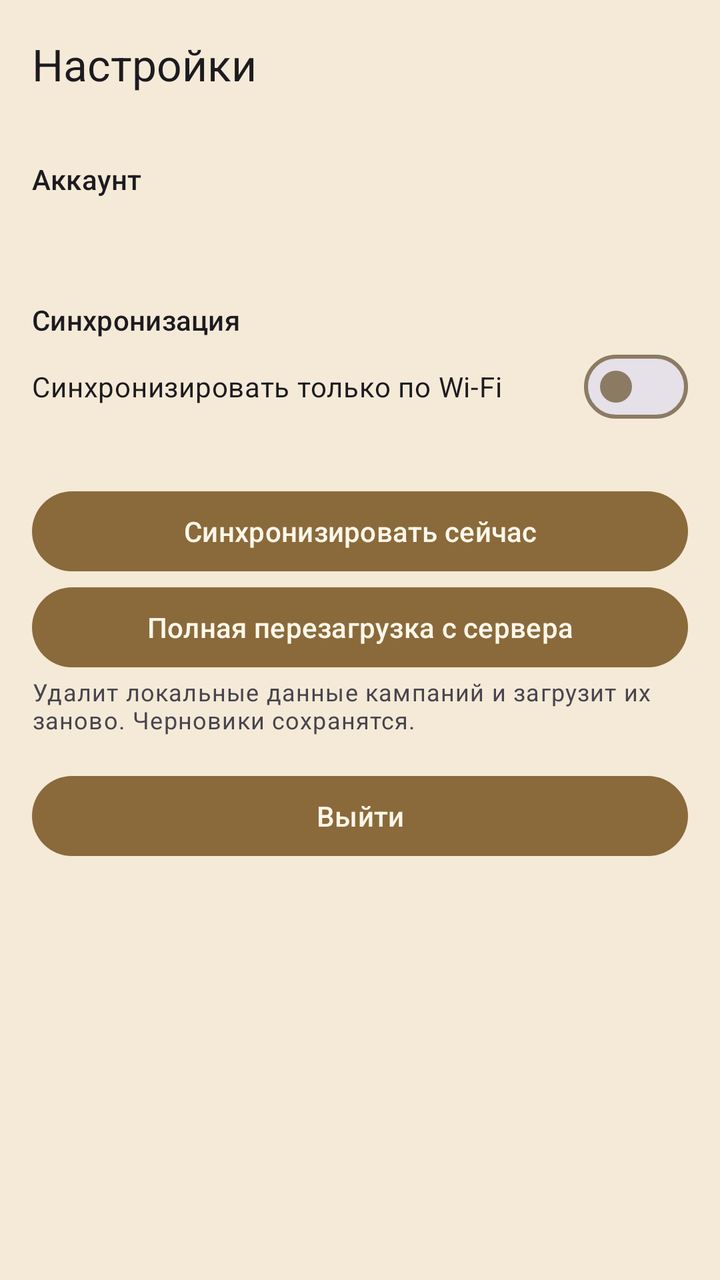
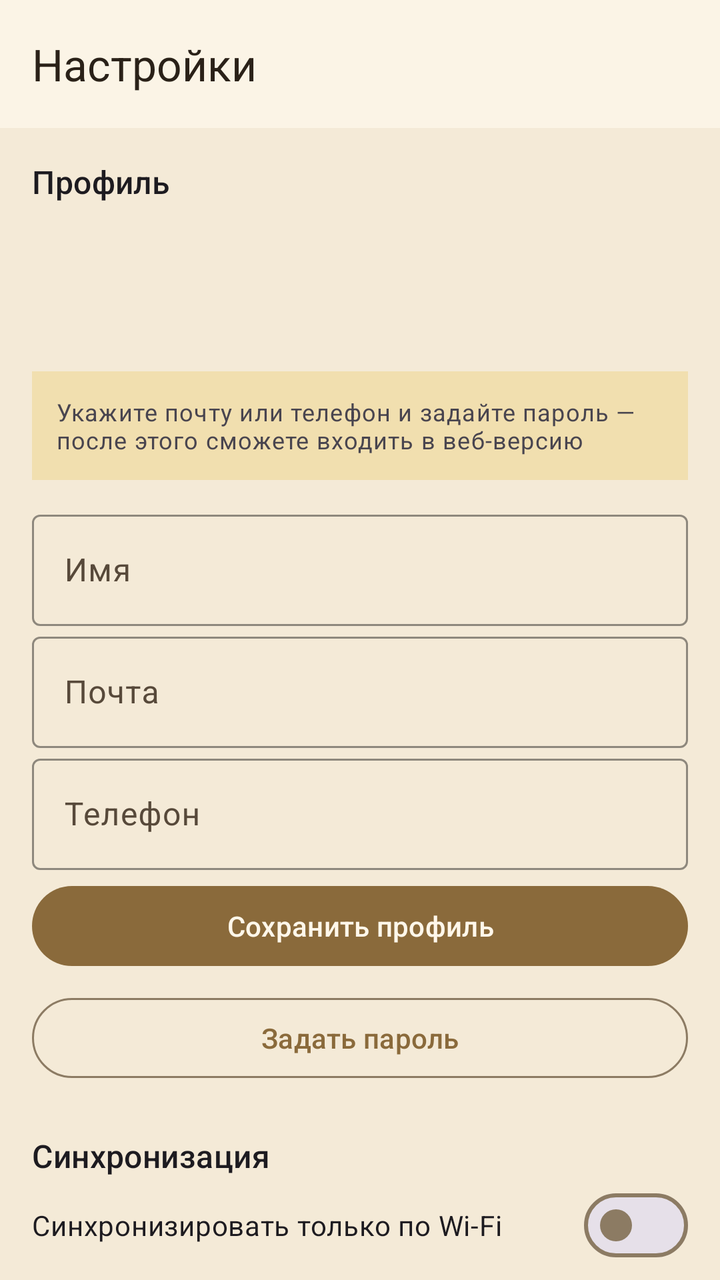

The first picture is an Android layout as it rendered before a commit; the second is the same layout after the commit. The layout source and the unified diff follow.
<!-- AndroidManifest.xml: application theme Theme.DnDMemory -->
<!-- res/layout/activity_settings.xml -->
<?xml version="1.0" encoding="utf-8"?>
<LinearLayout xmlns:android="http://schemas.android.com/apk/res/android"
    xmlns:app="http://schemas.android.com/apk/res-auto"
    android:layout_width="match_parent"
    android:layout_height="match_parent"
    android:orientation="vertical">

    <com.google.android.material.appbar.MaterialToolbar
        android:id="@+id/settings_toolbar"
        android:layout_width="match_parent"
        android:layout_height="?attr/actionBarSize"
        app:title="@string/settings_title" />

    <androidx.core.widget.NestedScrollView
        android:layout_width="match_parent"
        android:layout_height="0dp"
        android:layout_weight="1">

        <LinearLayout
            android:layout_width="match_parent"
            android:layout_height="wrap_content"
            android:orientation="vertical"
            android:padding="16dp">

            <TextView
                android:layout_width="match_parent"
                android:layout_height="wrap_content"
                android:text="@string/settings_account_section"
                android:textAppearance="?attr/textAppearanceTitleSmall" />

            <TextView
                android:id="@+id/settings_user"
                android:layout_width="match_parent"
                android:layout_height="wrap_content"
                android:textAppearance="?attr/textAppearanceBodyMedium" />

            <TextView
                android:id="@+id/settings_server"
                android:layout_width="match_parent"
                android:layout_height="wrap_content"
                android:textAppearance="?attr/textAppearanceBodySmall" />

            <TextView
                android:layout_width="match_parent"
                android:layout_height="wrap_content"
                android:layout_marginTop="16dp"
                android:text="@string/settings_sync_section"
                android:textAppearance="?attr/textAppearanceTitleSmall" />

            <com.google.android.material.materialswitch.MaterialSwitch
                android:id="@+id/settings_wifi_only"
                android:layout_width="match_parent"
                android:layout_height="wrap_content"
                android:text="@string/settings_wifi_only" />

            <TextView
                android:id="@+id/settings_last_sync"
                android:layout_width="match_parent"
                android:layout_height="wrap_content"
                android:textAppearance="?attr/textAppearanceBodySmall" />

            <com.google.android.material.button.MaterialButton
                android:id="@+id/settings_sync_now"
                android:layout_width="match_parent"
                android:layout_height="wrap_content"
                android:layout_marginTop="8dp"
                android:text="@string/settings_sync_now" />

            <com.google.android.material.button.MaterialButton
                android:id="@+id/settings_full_resync"
                android:layout_width="match_parent"
                android:layout_height="wrap_content"
                android:text="@string/settings_full_resync" />

            <TextView
                android:layout_width="match_parent"
                android:layout_height="wrap_content"
                android:text="@string/settings_full_resync_hint"
                android:textAppearance="?attr/textAppearanceBodySmall" />

            <com.google.android.material.button.MaterialButton
                android:id="@+id/settings_logout"
                android:layout_width="match_parent"
                android:layout_height="wrap_content"
                android:layout_marginTop="16dp"
                android:text="@string/action_logout" />

            <TextView
                android:id="@+id/settings_about"
                android:layout_width="match_parent"
                android:layout_height="wrap_content"
                android:layout_marginTop="16dp"
                android:textAppearance="?attr/textAppearanceBodySmall" />

            <ProgressBar
                android:id="@+id/settings_progress"
                android:layout_width="wrap_content"
                android:layout_height="wrap_content"
                android:layout_gravity="center_horizontal"
                android:visibility="gone" />
        </LinearLayout>
    </androidx.core.widget.NestedScrollView>
</LinearLayout>
<!-- resources referenced by this layout -->
<resources>
  <string name="action_logout">Выйти</string>
  <string name="settings_account_section">Аккаунт</string>
  <string name="settings_full_resync">Полная перезагрузка с сервера</string>
  <string name="settings_full_resync_hint">Удалит локальные данные кампаний и загрузит их заново. Черновики сохранятся.</string>
  <string name="settings_sync_now">Синхронизировать сейчас</string>
  <string name="settings_sync_section">Синхронизация</string>
  <string name="settings_title">Настройки</string>
  <string name="settings_wifi_only">Синхронизировать только по Wi-Fi</string>
  <style name="Theme.DnDMemory" parent="Theme.Material3.DayNight.NoActionBar">
          <item name="colorPrimary">@color/colorPrimary</item>
          <item name="colorPrimaryDark">@color/colorPrimaryDark</item>
          <item name="colorOnPrimary">@color/colorOnPrimary</item>
          <item name="colorPrimaryContainer">@color/colorPrimaryContainer</item>
          <item name="colorOnPrimaryContainer">@color/colorOnPrimaryContainer</item>
          <item name="colorSecondary">@color/colorSecondary</item>
          <item name="colorOnSecondary">@color/colorOnSecondary</item>
          <item name="colorSurface">@color/colorSurface</item>
          <item name="colorOnSurface">@color/colorOnSurface</item>
          <item name="colorSurfaceVariant">@color/colorSurfaceVariant</item>
          <item name="colorOnSurfaceVariant">@color/colorOnSurfaceVariant</item>
          <item name="android:colorBackground">@color/colorBackground</item>
          <item name="colorOnBackground">@color/colorOnBackground</item>
          <item name="colorError">@color/colorError</item>
          <item name="colorOnError">@color/colorOnError</item>
          <item name="colorOutline">@color/colorOutline</item>
          <item name="android:statusBarColor">@color/colorPrimaryDark</item>
          <item name="android:navigationBarColor">@color/colorBackground</item>
          <item name="android:windowBackground">@color/colorBackground</item>
      </style>
  <color name="colorPrimary">#8A6A3B</color>
  <color name="colorPrimaryDark">#5E4525</color>
  <color name="colorOnPrimary">#FFF7EA</color>
  <color name="colorPrimaryContainer">#EBDCC2</color>
  <color name="colorOnPrimaryContainer">#3A2A14</color>
  <color name="colorSecondary">#B98B2E</color>
  <color name="colorOnSecondary">#FFF8EA</color>
  <color name="colorSurface">#FBF4E6</color>
  <color name="colorOnSurface">#2A2118</color>
  <color name="colorSurfaceVariant">#EEE0C6</color>
  <color name="colorOnSurfaceVariant">#57493A</color>
  <color name="colorBackground">#F4EAD7</color>
  <color name="colorOnBackground">#2A2118</color>
  <color name="colorError">#A3231C</color>
  <color name="colorOnError">#FFFFFF</color>
  <color name="colorOutline">#8C7B63</color>
</resources>

<!-- the commit's change to res/layout/activity_settings.xml (unified diff, before → after) -->
@@ -7,6 +7,7 @@
 
     <com.google.android.material.appbar.MaterialToolbar
         android:id="@+id/settings_toolbar"
+        style="@style/Widget.DnDMemory.Toolbar"
         android:layout_width="match_parent"
         android:layout_height="?attr/actionBarSize"
         app:title="@string/settings_title" />
@@ -22,30 +23,117 @@
             android:orientation="vertical"
             android:padding="16dp">
 
-            <TextView
-                android:layout_width="match_parent"
-                android:layout_height="wrap_content"
-                android:text="@string/settings_account_section"
-                android:textAppearance="?attr/textAppearanceTitleSmall" />
+            
+            <TextView
+                android:layout_width="match_parent"
+                android:layout_height="wrap_content"
+                android:text="@string/settings_profile_section"
+                android:textAppearance="?attr/textAppearanceTitleMedium" />
 
             <TextView
                 android:id="@+id/settings_user"
                 android:layout_width="match_parent"
                 android:layout_height="wrap_content"
+                android:layout_marginTop="4dp"
                 android:textAppearance="?attr/textAppearanceBodyMedium" />
 
             <TextView
-                android:id="@+id/settings_server"
-                android:layout_width="match_parent"
-                android:layout_height="wrap_content"
+                android:id="@+id/settings_phone"
+                android:layout_width="match_parent"
+                android:layout_height="wrap_content"
+                android:textAppearance="?attr/textAppearanceBodySmall"
+                android:textColor="@color/text_muted" />
+
+            <TextView
+                android:id="@+id/settings_email"
+                android:layout_width="match_parent"
+                android:layout_height="wrap_content"
+                android:textAppearance="?attr/textAppearanceBodySmall"
+                android:textColor="@color/text_muted" />
+
+            <TextView
+                android:id="@+id/settings_password_status"
+                android:layout_width="match_parent"
+                android:layout_height="wrap_content"
+                android:layout_marginTop="4dp"
+                android:textAppearance="?attr/textAppearanceBodySmall"
+                android:textColor="?attr/colorPrimary" />
+
+            <TextView
+                android:id="@+id/settings_password_hint"
+                android:layout_width="match_parent"
+                android:layout_height="wrap_content"
+                android:layout_marginTop="8dp"
+                android:background="@color/panel_attention"
+                android:padding="12dp"
+                android:text="@string/settings_password_hint"
                 android:textAppearance="?attr/textAppearanceBodySmall" />
 
-            <TextView
-                android:layout_width="match_parent"
-                android:layout_height="wrap_content"
-                android:layout_marginTop="16dp"
+            <com.google.android.material.textfield.TextInputLayout
+                style="@style/Widget.DnDMemory.Filter"
+                android:layout_width="match_parent"
+                android:layout_height="wrap_content"
+                android:layout_marginTop="12dp"
+                android:hint="@string/settings_profile_name">
+
+                <com.google.android.material.textfield.TextInputEditText
+                    android:id="@+id/settings_name_input"
+                    android:layout_width="match_parent"
+                    android:layout_height="wrap_content"
+                    android:inputType="textPersonName"
+                    android:maxLines="1" />
+            </com.google.android.material.textfield.TextInputLayout>
+
+            <com.google.android.material.textfield.TextInputLayout
+                style="@style/Widget.DnDMemory.Filter"
+                android:layout_width="match_parent"
+                android:layout_height="wrap_content"
+                android:hint="@string/settings_profile_email">
+
+                <com.google.android.material.textfield.TextInputEditText
+                    android:id="@+id/settings_email_input"
+                    android:layout_width="match_parent"
+                    android:layout_height="wrap_content"
+                    android:inputType="textEmailAddress"
+                    android:maxLines="1" />
+            </com.google.android.material.textfield.TextInputLayout>
+
+            <com.google.android.material.textfield.TextInputLayout
+                style="@style/Widget.DnDMemory.Filter"
+                android:layout_width="match_parent"
+                android:layout_height="wrap_content"
+                android:hint="@string/settings_profile_phone">
+
+                <com.google.android.material.textfield.TextInputEditText
+                    android:id="@+id/settings_phone_input"
+                    android:layout_width="match_parent"
+                    android:layout_height="wrap_content"
+                    android:inputType="phone"
+                    android:maxLines="1" />
+            </com.google.android.material.textfield.TextInputLayout>
+
+            <com.google.android.material.button.MaterialButton
+                android:id="@+id/settings_profile_save"
+                android:layout_width="match_parent"
+                android:layout_height="wrap_content"
+                android:layout_marginTop="4dp"
+                android:text="@string/settings_profile_save" />
+
+            <com.google.android.material.button.MaterialButton
+                android:id="@+id/settings_password_button"
+                style="?attr/materialButtonOutlinedStyle"
+                android:layout_width="match_parent"
+                android:layout_height="wrap_content"
+                android:layout_marginTop="8dp"
+                android:text="@string/settings_password_set_action" />
+
+            
+            <TextView
+                android:layout_width="match_parent"
+                android:layout_height="wrap_content"
+                android:layout_marginTop="24dp"
                 android:text="@string/settings_sync_section"
-                android:textAppearance="?attr/textAppearanceTitleSmall" />
+                android:textAppearance="?attr/textAppearanceTitleMedium" />
 
             <com.google.android.material.materialswitch.MaterialSwitch
                 android:id="@+id/settings_wifi_only"
@@ -57,7 +145,8 @@
                 android:id="@+id/settings_last_sync"
                 android:layout_width="match_parent"
                 android:layout_height="wrap_content"
-                android:textAppearance="?attr/textAppearanceBodySmall" />
+                android:textAppearance="?attr/textAppearanceBodySmall"
+                android:textColor="@color/text_muted" />
 
             <com.google.android.material.button.MaterialButton
                 android:id="@+id/settings_sync_now"
@@ -68,6 +157,7 @@
 
             <com.google.android.material.button.MaterialButton
                 android:id="@+id/settings_full_resync"
+                style="?attr/materialButtonOutlinedStyle"
                 android:layout_width="match_parent"
                 android:layout_height="wrap_content"
                 android:text="@string/settings_full_resync" />
@@ -76,10 +166,20 @@
                 android:layout_width="match_parent"
                 android:layout_height="wrap_content"
                 android:text="@string/settings_full_resync_hint"
-                android:textAppearance="?attr/textAppearanceBodySmall" />
+                android:textAppearance="?attr/textAppearanceBodySmall"
+                android:textColor="@color/text_muted" />
+
+            <TextView
+                android:id="@+id/settings_server"
+                android:layout_width="match_parent"
+                android:layout_height="wrap_content"
+                android:layout_marginTop="16dp"
+                android:textAppearance="?attr/textAppearanceBodySmall"
+                android:textColor="@color/text_muted" />
 
             <com.google.android.material.button.MaterialButton
                 android:id="@+id/settings_logout"
+                style="?attr/materialButtonOutlinedStyle"
                 android:layout_width="match_parent"
                 android:layout_height="wrap_content"
                 android:layout_marginTop="16dp"
@@ -90,13 +190,15 @@
                 android:layout_width="match_parent"
                 android:layout_height="wrap_content"
                 android:layout_marginTop="16dp"
-                android:textAppearance="?attr/textAppearanceBodySmall" />
+                android:textAppearance="?attr/textAppearanceBodySmall"
+                android:textColor="@color/text_muted" />
 
             <ProgressBar
                 android:id="@+id/settings_progress"
                 android:layout_width="wrap_content"
                 android:layout_height="wrap_content"
                 android:layout_gravity="center_horizontal"
+                android:layout_marginTop="12dp"
                 android:visibility="gone" />
         </LinearLayout>
     </androidx.core.widget.NestedScrollView>
<!-- resource entries referenced after the edit -->
@@ -1,13 +1,29 @@
 <!-- resources referenced by this layout -->
 <resources>
+  <color name="panel_attention">#F1DFAF</color>
+  <color name="text_muted">#6B5B47</color>
   <string name="action_logout">Выйти</string>
-  <string name="settings_account_section">Аккаунт</string>
   <string name="settings_full_resync">Полная перезагрузка с сервера</string>
   <string name="settings_full_resync_hint">Удалит локальные данные кампаний и загрузит их заново. Черновики сохранятся.</string>
+  <string name="settings_password_hint">Укажите почту или телефон и задайте пароль — после этого сможете входить в веб-версию</string>
+  <string name="settings_password_set_action">Задать пароль</string>
+  <string name="settings_profile_email">Почта</string>
+  <string name="settings_profile_name">Имя</string>
+  <string name="settings_profile_phone">Телефон</string>
+  <string name="settings_profile_save">Сохранить профиль</string>
+  <string name="settings_profile_section">Профиль</string>
   <string name="settings_sync_now">Синхронизировать сейчас</string>
   <string name="settings_sync_section">Синхронизация</string>
   <string name="settings_title">Настройки</string>
   <string name="settings_wifi_only">Синхронизировать только по Wi-Fi</string>
+  <style name="Widget.DnDMemory.Filter" parent="Widget.Material3.TextInputLayout.OutlinedBox">
+          <item name="boxStrokeColor">@color/colorPrimary</item>
+          <item name="hintTextColor">@color/colorOutline</item>
+      </style>
+  <style name="Widget.DnDMemory.Toolbar" parent="Widget.Material3.Toolbar">
+          <item name="android:background">?attr/colorSurface</item>
+          <item name="titleTextColor">?attr/colorOnSurface</item>
+      </style>
   <style name="Theme.DnDMemory" parent="Theme.Material3.DayNight.NoActionBar">
           <item name="colorPrimary">@color/colorPrimary</item>
           <item name="colorPrimaryDark">@color/colorPrimaryDark</item>
